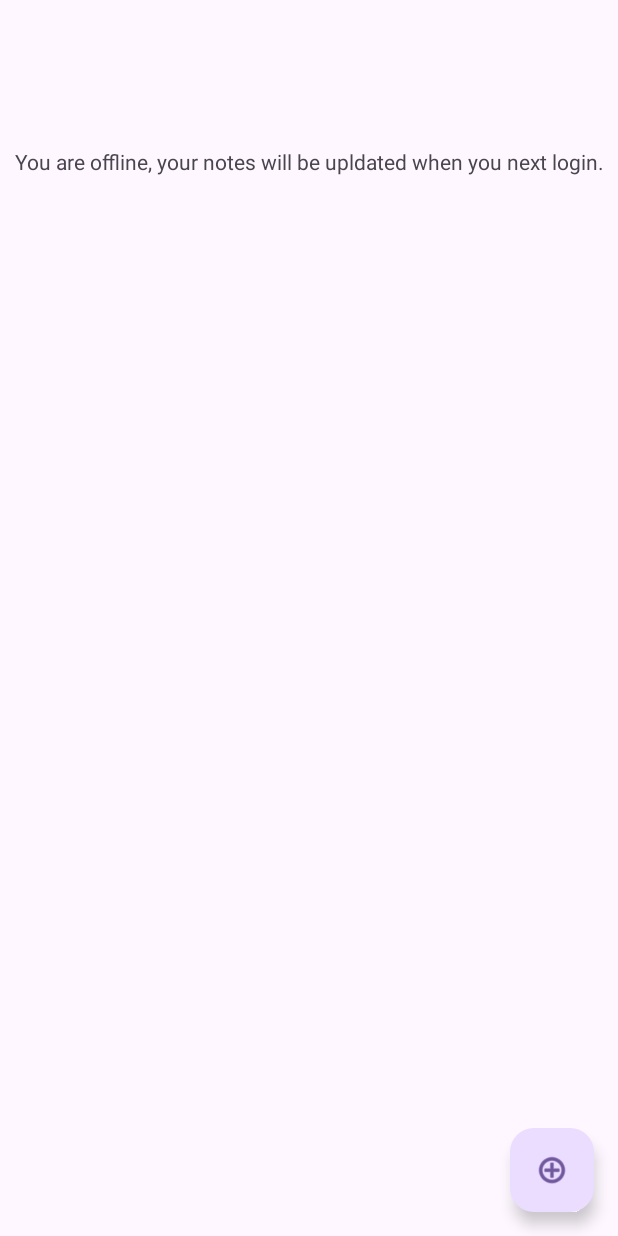
After one commit to TomTFSG/Challenge_2_, an Android app: the fragment offList placed in its activity, on a phone screen of 412 x 824 dp. The commit adds this screen. Run offline under Robolectric (Android 15) with nearby library versions, the phone set to English and light mode, and no system bars; our stand-ins replace Firebase (no records; nobody signed in at launch, a user with empty details on screens opened directly); libraries missing offline, so code that uses them is left out: androidx.appcompat.app.

Commit message:
DADOS EM OFFLINE E SUBSEQUENTE UDATE

```diff
--- a/app/src/main/AndroidManifest.xml
+++ b/app/src/main/AndroidManifest.xml
@@ -1,7 +1,7 @@
 <?xml version="1.0" encoding="utf-8"?>
 <manifest xmlns:android="http://schemas.android.com/apk/res/android"
     xmlns:tools="http://schemas.android.com/tools">
-
+    <uses-permission android:name="android.permission.ACCESS_NETWORK_STATE" />
     <application
         android:allowBackup="true"
         android:dataExtractionRules="@xml/data_extraction_rules"
--- /dev/null
+++ b/app/src/main/java/com/example/challenge_2_/FeedReaderDbHelper.java
@@ -0,0 +1,34 @@
+package com.example.challenge_2_;
+
+import android.content.Context;
+import android.database.sqlite.SQLiteDatabase;
+import android.database.sqlite.SQLiteOpenHelper;
+
+public class FeedReaderDbHelper extends SQLiteOpenHelper {
+    public static final int DATABASE_VERSION = 1;
+    public static final String DATABASE_NAME = "data.db";
+    public static final String TABLE_NAME = "notes";
+    public static final String COLUMN_NAME_TITLE = "title";
+    public static final String COLUMN_NAME_NOTE = "note";
+    SQLiteDatabase sql;
+    public static final String SQL_CREATE_ENTRIES=
+            "CREATE TABLE " + TABLE_NAME + " (" +
+                    COLUMN_NAME_TITLE + " TEXT," +
+                    COLUMN_NAME_NOTE + " TEXT)";;
+    public static final String SQL_DELETE_ENTRIES="DROP TABLE IF EXISTS " + TABLE_NAME;;
+    public FeedReaderDbHelper(Context context) {
+        super(context, DATABASE_NAME, null, DATABASE_VERSION);
+    }
+    @Override
+    public void onCreate(SQLiteDatabase sql) {
+        sql.execSQL(SQL_CREATE_ENTRIES);
+    }
+
+    @Override
+    public void onUpgrade(SQLiteDatabase sql, int oldVersion, int newVersion){
+    }
+    public  void resetDatabase(){
+        sql.execSQL(SQL_DELETE_ENTRIES);
+        sql.execSQL(SQL_CREATE_ENTRIES);
+    }
+}
--- a/app/src/main/java/com/example/challenge_2_/Frag/Edit.java
+++ b/app/src/main/java/com/example/challenge_2_/Frag/Edit.java
@@ -15,16 +15,13 @@ import android.view.View;
 import android.view.ViewGroup;
 import android.widget.Button;
 import android.widget.EditText;
-import android.widget.Toast;
 
 import com.example.challenge_2_.R;
 import com.google.android.gms.tasks.OnFailureListener;
 import com.google.android.gms.tasks.OnSuccessListener;
-import com.google.android.material.floatingactionbutton.FloatingActionButton;
 import com.google.firebase.firestore.DocumentReference;
 import com.google.firebase.firestore.FirebaseFirestore;
 
-import java.util.Dictionary;
 import java.util.HashMap;
 import java.util.Map;
 
--- /dev/null
+++ b/app/src/main/java/com/example/challenge_2_/Frag/offList.java
@@ -0,0 +1,117 @@
+package com.example.challenge_2_.Frag;
+
+import static android.content.ContentValues.TAG;
+
+import android.content.Context;
+import android.database.Cursor;
+import android.database.sqlite.SQLiteDatabase;
+import android.os.Bundle;
+
+import androidx.fragment.app.Fragment;
+import androidx.fragment.app.FragmentTransaction;
+
+import android.util.Log;
+import android.view.LayoutInflater;
+import android.view.View;
+import android.view.ViewGroup;
+import android.widget.Button;
+import android.widget.LinearLayout;
+
+import com.example.challenge_2_.FeedReaderDbHelper;
+import com.example.challenge_2_.R;
+import com.google.android.material.floatingactionbutton.FloatingActionButton;
+
+import java.util.ArrayList;
+import java.util.List;
+
+
+public class offList extends Fragment {
+    List<String> Notes;
+    List<String> Titles;
+    public offList() {
+        // Required empty public constructor
+    }
+    @Override
+    public void onViewCreated(View view,Bundle savedInstanceState){
+        FloatingActionButton newNote=view.findViewById(R.id.add);
+        newNote.setOnClickListener(new View.OnClickListener() {
+            @Override
+            public void onClick(View view) {
+                String vazio="";
+                offEdit anotherFragment = new offEdit(vazio,vazio);
+                FragmentTransaction transaction = getActivity().getSupportFragmentManager().beginTransaction();
+                transaction.replace(R.id.framelayout, anotherFragment,null);
+                transaction.addToBackStack(null);
+                transaction.commit();
+            }
+        });
+    }
+    @Override
+    public void onCreate(Bundle savedInstanceState) {
+        super.onCreate(savedInstanceState);
+
+        FeedReaderDbHelper dbHelper = new FeedReaderDbHelper(getContext());
+        SQLiteDatabase db = dbHelper.getReadableDatabase();
+
+        String[] projection = {
+                FeedReaderDbHelper.COLUMN_NAME_TITLE,
+                FeedReaderDbHelper.COLUMN_NAME_NOTE
+        };
+
+        String sortOrder = FeedReaderDbHelper.COLUMN_NAME_NOTE + " DESC";
+
+        Cursor cursor = db.query(
+                FeedReaderDbHelper.TABLE_NAME,
+                projection,
+                null, // Remove the selection and selectionArgs
+                null,
+                null,
+                null,
+                sortOrder
+        );
+
+        Titles = new ArrayList<>();
+        Notes = new ArrayList();
+        while (cursor.moveToNext()) {
+            String title = cursor.getString(cursor.getColumnIndexOrThrow(FeedReaderDbHelper.COLUMN_NAME_TITLE));
+            String note = cursor.getString(cursor.getColumnIndexOrThrow(FeedReaderDbHelper.COLUMN_NAME_NOTE));
+            Titles.add(title);
+            Notes.add(note);
+
+            // Log the retrieved data for debugging
+            Log.d(TAG, "Title: " + title + ", Note: " + note);
+        }
+        cursor.close();
+    }
+    public View onCreateView(LayoutInflater inflater, ViewGroup container, Bundle savedInstanceState) {
+        View view = inflater.inflate(R.layout.fragment_off_list, container, false); // Replace with your actual layout resource
+        LinearLayout menu= view.findViewById(R.id.menu);
+        Context context=getContext();
+        for(int i=0;i<Titles.size();i++){
+            Button select=new Button(context);
+            ViewGroup.LayoutParams layoutParams = new ViewGroup.LayoutParams(
+                    ViewGroup.LayoutParams.MATCH_PARENT, // Width
+                    ViewGroup.LayoutParams.WRAP_CONTENT   // Height (you can adjust this as needed)
+            );
+            select.setLayoutParams(layoutParams);
+            String titulo=Titles.get(i);
+            String nota=Notes.get(i);
+            select.setText(titulo);
+            select.setTextAlignment(view.TEXT_ALIGNMENT_TEXT_START);
+            select.setOnClickListener(new View.OnClickListener() {
+                @Override
+                public void onClick(View view) {
+                    offEdit anotherFragment = new offEdit(nota, titulo);
+                    FragmentTransaction transaction = getActivity().getSupportFragmentManager().beginTransaction();
+                    transaction.replace(R.id.framelayout, anotherFragment,null);
+                    transaction.addToBackStack(null);
+                    transaction.commit();
+                }
+            });
+            menu.addView(select);
+            menu.invalidate();
+        }
+        return view;
+        }
+
+}
--- a/app/src/main/java/com/example/challenge_2_/MainActivity.java
+++ b/app/src/main/java/com/example/challenge_2_/MainActivity.java
@@ -1,30 +1,44 @@
 package com.example.challenge_2_;
 
+import static android.content.ContentValues.TAG;
 import  androidx.appcompat.app.AppCompatActivity;
 
-import android.content.ContentValues;
 import android.content.Context;
-import android.database.Cursor;
-import android.database.sqlite.SQLiteDatabase;
+import android.net.ConnectivityManager;
+import android.net.NetworkInfo;
 import android.os.Bundle;
 import android.util.Log;
-import android.util.LogPrinter;
-import android.view.View;
-import android.widget.EditText;
-import android.widget.TextView;
-import android.widget.Toast;
+
 import com.example.challenge_2_.Frag.Login;
+import com.example.challenge_2_.Frag.offList;
 import com.google.firebase.firestore.FirebaseFirestore;
+import com.google.firebase.firestore.EventListener;
+import com.google.firebase.firestore.DocumentReference;
+import com.google.firebase.firestore.DocumentSnapshot;
+import com.google.firebase.firestore.FirebaseFirestoreException;
 
 public class MainActivity extends AppCompatActivity {
+    boolean isConnected=false;
 
 
     @Override
     protected void onCreate(Bundle savedInstanceState) {
         super.onCreate(savedInstanceState);
         setContentView(R.layout.activity_main);
-        getSupportFragmentManager().beginTransaction()
-                .add(R.id.framelayout, Login.class, null)
-                .commit();
+        ConnectivityManager connectivityManager = (ConnectivityManager) getSystemService(Context.CONNECTIVITY_SERVICE);
+        NetworkInfo activeNetworkInfo = connectivityManager.getActiveNetworkInfo();
+
+        if (activeNetworkInfo != null && activeNetworkInfo.isConnected()) {
+            // Device is connected to the internet
+            getSupportFragmentManager().beginTransaction()
+                    .replace(R.id.framelayout, new Login())
+                    .commit();
+        } else {
+            // Device is not connected to the internet
+            getSupportFragmentManager().beginTransaction()
+                    .replace(R.id.framelayout, new offList())
+                    .commit();
+        }
     }
+
 }
--- /dev/null
+++ b/app/src/main/res/layout/fragment_off_list.xml
@@ -0,0 +1,46 @@
+<?xml version="1.0" encoding="utf-8"?>
+<androidx.constraintlayout.widget.ConstraintLayout
+    xmlns:android="http://schemas.android.com/apk/res/android"
+    xmlns:app="http://schemas.android.com/apk/res-auto"
+    xmlns:tools="http://schemas.android.com/tools"
+    android:layout_width="match_parent"
+    android:layout_height="match_parent"
+    tools:context=".Frag.List">
+
+    <com.google.android.material.floatingactionbutton.FloatingActionButton
+        android:id="@+id/add"
+        android:layout_width="wrap_content"
+        android:layout_height="wrap_content"
+        android:layout_marginEnd="16dp"
+        android:layout_marginBottom="16dp"
+        android:clickable="true"
+        android:src="@android:drawable/ic_menu_add"
+        app:layout_constraintBottom_toBottomOf="parent"
+        app:layout_constraintEnd_toEndOf="parent" />
+
+    <ScrollView
+        android:id="@+id/scrollview"
+        android:layout_width="414dp"
+        android:layout_height="609dp"
+        app:layout_constraintBottom_toBottomOf="parent"
+        app:layout_constraintEnd_toEndOf="parent"
+        app:layout_constraintStart_toStartOf="parent">
+
+        <LinearLayout
+            android:id="@+id/menu"
+            android:layout_width="match_parent"
+            android:layout_height="match_parent"
+            android:orientation="vertical" />
+    </ScrollView>
+
+    <TextView
+        android:id="@+id/offInfo"
+        android:layout_width="wrap_content"
+        android:layout_height="wrap_content"
+        android:text="You are offline, your notes will be upldated when you next login."
+        app:layout_constraintBottom_toTopOf="@+id/scrollview"
+        app:layout_constraintEnd_toEndOf="parent"
+        app:layout_constraintStart_toStartOf="parent"
+        app:layout_constraintTop_toTopOf="parent" />
+
+</androidx.constraintlayout.widget.ConstraintLayout>
```
Also changed, not shown: app/src/main/java/com/example/challenge_2_/Frag/List.java (+90 -6 lines), app/src/main/java/com/example/challenge_2_/Frag/offEdit.java (added, +174 -0 lines), app/src/main/res/layout/fragment_off_edit.xml (added, +44 -0 lines).
